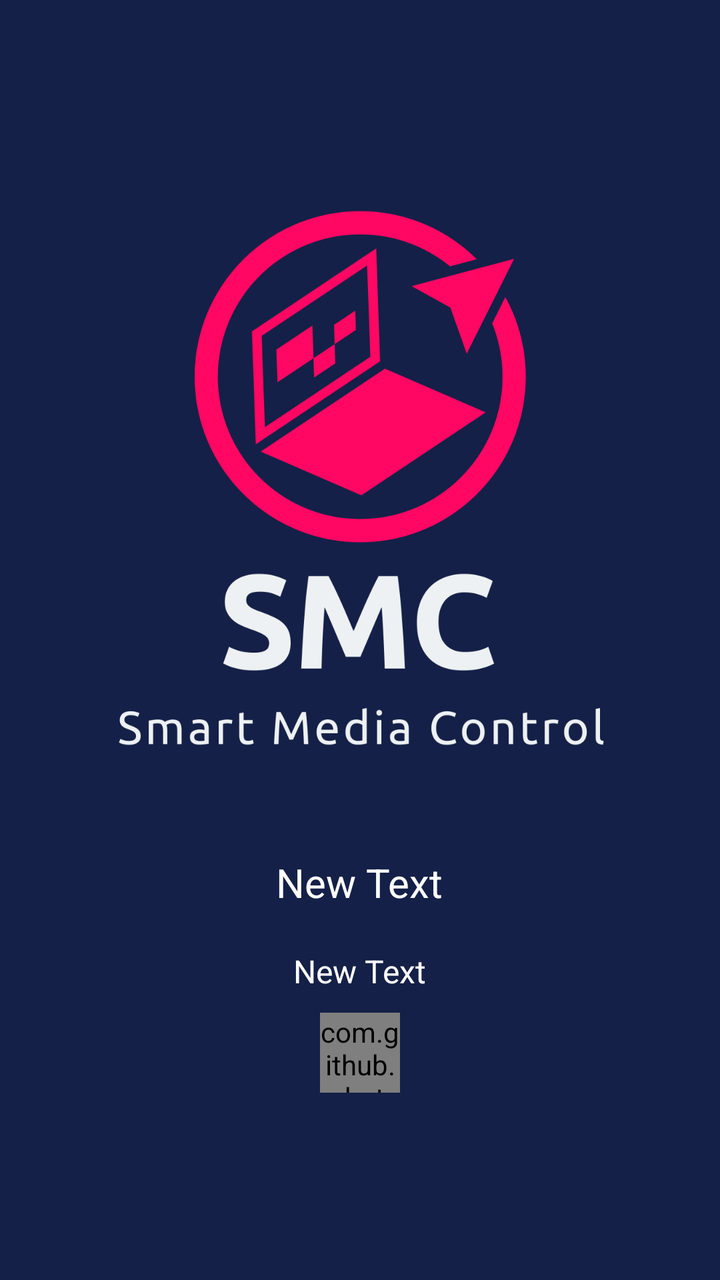
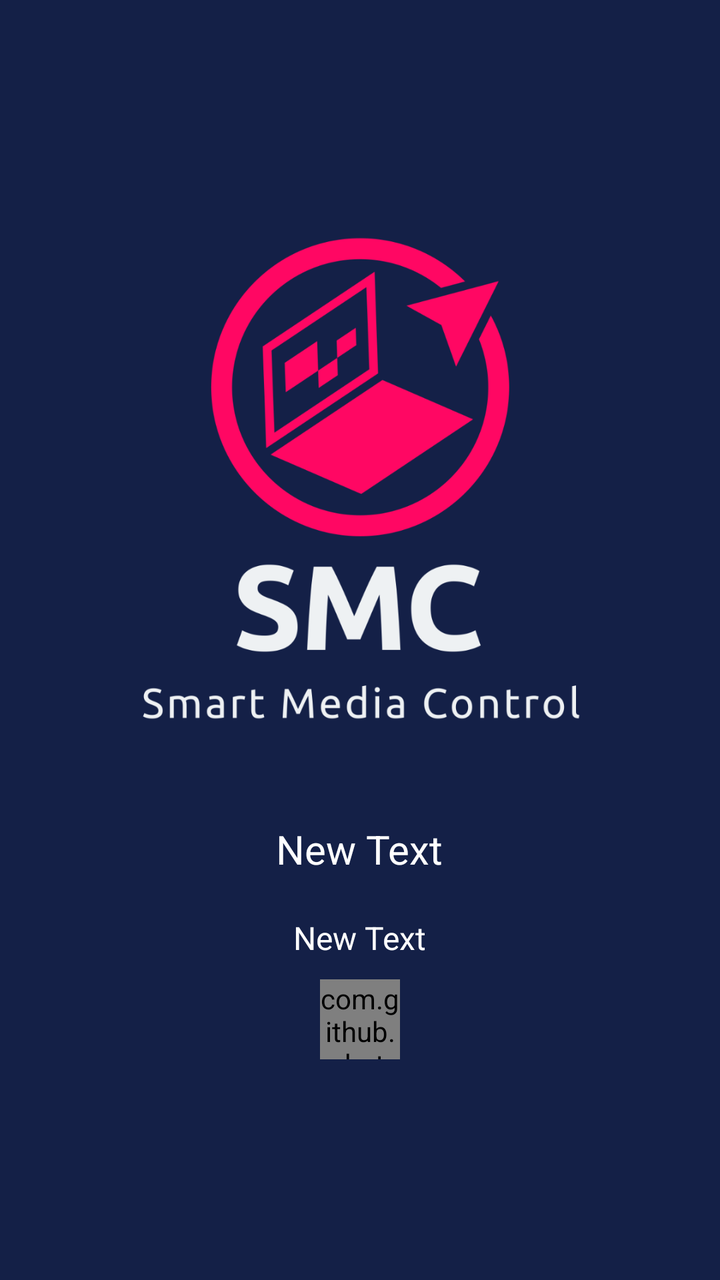

Two renders of the same Android screen: before a commit and after it. Below are the layout's source before the change and the commit's diff.
<!-- AndroidManifest.xml: application theme AppTheme -->
<!-- res/layout/activity_splash_.xml -->
<?xml version="1.0" encoding="utf-8"?>
<LinearLayout xmlns:android="http://schemas.android.com/apk/res/android"
    xmlns:tools="http://schemas.android.com/tools"
    android:layout_width="match_parent"
    android:layout_height="match_parent"
    xmlns:app="http://schemas.android.com/apk/res-auto"
    android:orientation="vertical"
    android:gravity="center"
    android:background="#142047"
    tools:context="com.ApplicationAddOnsLband.activities.Splash_Activity">

        <ImageView
            android:id="@+id/imgsetting"
            android:layout_width="60dp"
            android:layout_height="55dp"
            android:scaleType="fitXY"
            android:visibility="gone"
            android:layout_marginTop="10dp"
            android:src="@drawable/setting" />

        <ImageView
            android:id="@+id/imgID"
            android:layout_marginTop="0dp"
            android:layout_width="wrap_content"
            android:layout_height="wrap_content"
            android:scaleType="fitCenter"
            android:src="@drawable/smclogo" />

        <TextView
            android:layout_width="wrap_content"
            android:layout_height="wrap_content"
            android:text="New Text"
            android:id="@+id/txtTokenId"
            android:layout_gravity="center_horizontal"
            android:layout_marginTop="20dp"
            android:textSize="20dp"
            android:textColor="#ffffff" />

        <TextView
            android:layout_width="wrap_content"
            android:layout_height="wrap_content"
            android:text="New Text"
            android:id="@+id/txtver"
            android:layout_gravity="center_horizontal"
            android:layout_marginTop="20dp"
            android:textSize="16dp"
            android:textColor="#ffffff" />

        <com.github.rahatarmanahmed.cpv.CircularProgressView
            xmlns:app="http://schemas.android.com/apk/res-auto"
            android:id="@+id/progress_view"
            android:layout_marginTop="10dp"
            android:layout_width="40dp"
            android:layout_height="40dp"
            app:cpv_animAutostart="true"
            app:cpv_indeterminate="true"
            app:cpv_color="@color/white"/>

        <TextView
            android:layout_width="wrap_content"
            android:layout_height="wrap_content"
            android:textColor="@color/white"
            android:id="@+id/txtCurrentProgress"/>

</LinearLayout>
<!-- resources referenced by this layout -->
<resources>
  <color name="white">#ffffff</color>
  <!-- drawable setting: png bitmap (drawable-xhdpi, 55194 bytes) -->
  <!-- drawable smclogo: png bitmap (drawable-xxhdpi, 85636 bytes) -->
  <style name="AppTheme" parent="Theme.AppCompat.Light.DarkActionBar">
          
          <item name="colorPrimary">@color/colorPrimary</item>
          <item name="colorPrimaryDark">@color/colorPrimaryDark</item>
          <item name="colorAccent">@color/colorAccent</item>
      </style>
  <color name="colorPrimary">#3F51B5</color>
  <color name="colorPrimaryDark">#303F9F</color>
  <color name="colorAccent">#FF4081</color>
</resources>

<!-- the commit's change to res/layout/activity_splash_.xml (unified diff, before → after) -->
@@ -7,7 +7,7 @@
     android:orientation="vertical"
     android:gravity="center"
     android:background="#142047"
-    tools:context="com.ApplicationAddOnsLband.activities.Splash_Activity">
+    tools:context="com.ApplicationAddonsSignage.activities.Splash_Activity">
 
         <ImageView
             android:id="@+id/imgsetting"
@@ -19,10 +19,11 @@
             android:src="@drawable/setting" />
 
         <ImageView
+
             android:id="@+id/imgID"
             android:layout_marginTop="0dp"
             android:layout_width="wrap_content"
-            android:layout_height="wrap_content"
+            android:layout_height="300dp"
             android:scaleType="fitCenter"
             android:src="@drawable/smclogo" />
 
